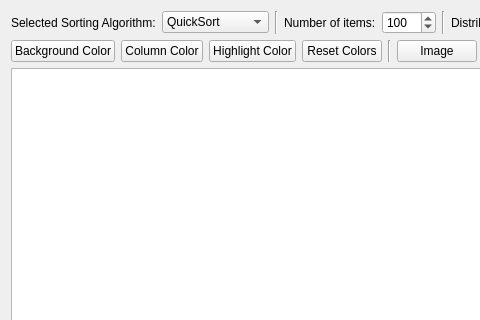
Above: sortingtab.ui from vlasopoulos/AlgorithmVisualisation before the change; both pictures show x 0 to 480 and y 0 to 320 of the 1280 by 720 pixel window. Below: the same form after it.
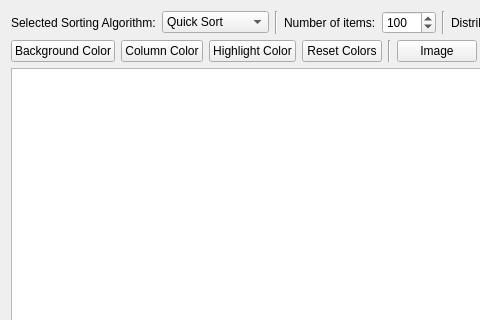
That is the form after the change.

Commit message: added Radix Sort

Diff of the .ui file:
```diff
--- a/sortingtab.ui
+++ b/sortingtab.ui
@@ -35,7 +35,7 @@
          </property>
          <item>
           <property name="text">
-           <string>QuickSort</string>
+           <string>Quick Sort</string>
           </property>
          </item>
          <item>
```
Left out of the diff: 7 changed lines with no effect on the pictures. The commit also changes 2 other files.
